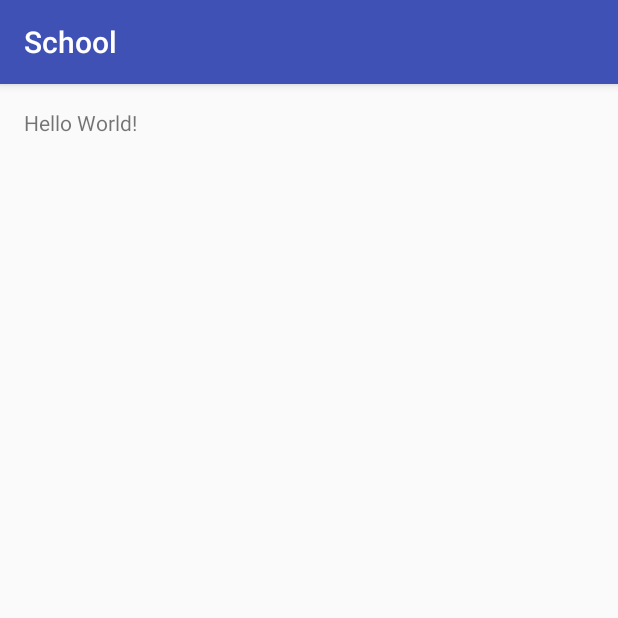
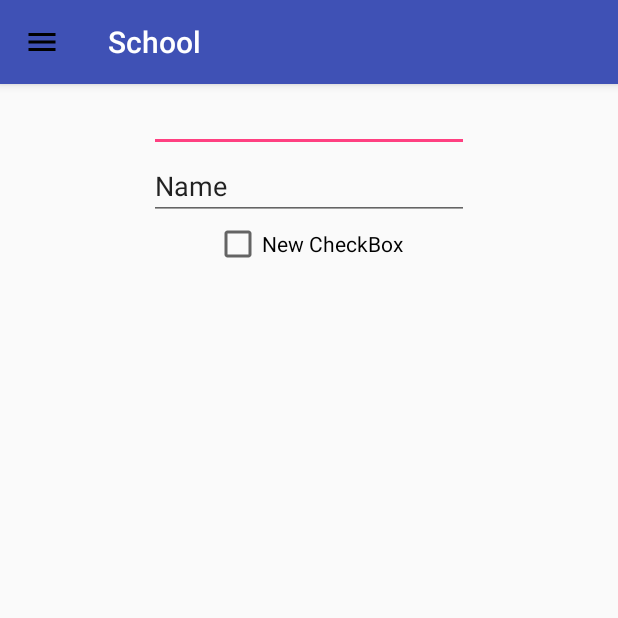
Before and after one commit to school-softdesign/School-softdesign, an Android app: the screen it shows after launch (MainActivity), on a phone screen of 412 x 824 dp, the top half of it. Run offline under Robolectric (Android 15) with nearby library versions, the phone set to English and light mode, and no system bars.

Commit message:
Добавлен логер

```diff
--- a/app/build.gradle
+++ b/app/build.gradle
@@ -23,4 +23,5 @@ dependencies {
     compile fileTree(dir: 'libs', include: ['*.jar'])
     testCompile 'junit:junit:4.12'
     compile 'com.android.support:appcompat-v7:23.1.1'
+    compile 'com.android.support:design:23.1.1'
 }
--- a/app/src/main/AndroidManifest.xml
+++ b/app/src/main/AndroidManifest.xml
@@ -8,7 +8,7 @@
         android:label="@string/app_name"
         android:supportsRtl="true"
         android:theme="@style/AppTheme">
-        <activity android:name=".MainActivity">
+        <activity android:name=".ui.activities.MainActivity">
             <intent-filter>
                 <action android:name="android.intent.action.MAIN" />
 
--- a/app/src/main/java/com/softdesign/school/MainActivity.java
+++ /dev/null
@@ -1,13 +0,0 @@
-package com.softdesign.school;
-
-import android.support.v7.app.AppCompatActivity;
-import android.os.Bundle;
-
-public class MainActivity extends AppCompatActivity {
-
-    @Override
-    protected void onCreate(Bundle savedInstanceState) {
-        super.onCreate(savedInstanceState);
-        setContentView(R.layout.activity_main);
-    }
-}
--- /dev/null
+++ b/app/src/main/java/com/softdesign/school/ui/activities/MainActivity.java
@@ -0,0 +1,125 @@
+package com.softdesign.school.ui.activities;
+
+import android.os.Bundle;
+import android.support.v7.app.ActionBar;
+import android.support.v7.app.AppCompatActivity;
+import android.support.v7.widget.Toolbar;
+import android.util.Log;
+import android.view.View;
+import android.widget.CheckBox;
+import android.widget.EditText;
+import android.widget.Toast;
+
+import com.softdesign.school.R;
+
+public class MainActivity extends AppCompatActivity implements View.OnClickListener {
+
+    private CheckBox mCheckBox;
+    private EditText mEditText;
+    private static final String VISABLE_KEY = "VISABLE";
+    private static final String COUNT_KEY = "COUNT";
+    private int mCount;
+    private Toolbar mToolbar;
+
+    @Override
+    protected void onCreate(Bundle savedInstanceState) {
+        super.onCreate(savedInstanceState);
+        setContentView(R.layout.activity_main);
+
+        Log.e("SCHOOL", "onCreate");
+        mCheckBox = (CheckBox) findViewById(R.id.checkBox);
+        mEditText = (EditText) findViewById(R.id.text_field_2);
+        mToolbar = (Toolbar) findViewById(R.id.toolbar);
+        mCheckBox.setOnClickListener(this);
+        setupToolbar();
+        Toast mToast;
+
+        if (savedInstanceState != null) {
+            int visibleState = savedInstanceState.getBoolean(VISABLE_KEY ) ? View.VISIBLE : View.INVISIBLE;
+            mCount = savedInstanceState.getInt(COUNT_KEY);
+            mCount++;
+            mEditText.setVisibility(visibleState);
+            mToast = Toast.makeText(this, "активити создано " + mCount + " раз", Toast.LENGTH_SHORT);
+        } else{
+            mToast = Toast.makeText(this, "активити создано впервые", Toast.LENGTH_SHORT);
+        }
+        mToast.show();
+    }
+
+    @Override
+    protected void onStart() {
+        super.onStart();
+        Log.e("SCHOOL", "onStart()");
+    }
+
+    @Override
+    protected void onResume() {
+        super.onResume();
+        Log.e("SCHOOL", "onResume()");
+    }
+
+    @Override
+    protected void onPause() {
+        super.onPause();
+        Log.e("SCHOOL", "onPause()");
+    }
+
+    @Override
+    protected void onStop() {
+        super.onStop();
+        Log.e("SCHOOL", "onStop()");
+    }
+
+    @Override
+    protected void onDestroy() {
+        super.onDestroy();
+        Log.e("SCHOOL", "onDestroy()");
+    }
+
+    @Override
+    protected void onRestart() {
+        super.onRestart();
+        Log.e("SCHOOL", "onRestart()");
+    }
+
+    @Override
+    protected void onRestoreInstanceState(Bundle savedInstanceState) {
+        super.onRestoreInstanceState(savedInstanceState);
+        Log.e("SCHOOL", "onRestoreInstanceState()");
+        Log.e("SCHOOL", String.valueOf(savedInstanceState.getBoolean(VISABLE_KEY)));
+        int visibleState = savedInstanceState.getBoolean(VISABLE_KEY ) ? View.VISIBLE : View.INVISIBLE;
+
+        mEditText.setVisibility(visibleState);
+    }
+
+    @Override
+    protected void onSaveInstanceState(Bundle outState) {
+        super.onSaveInstanceState(outState);
+        Log.e("SCHOOL", "onSaveInstanceState()");
+        outState.putBoolean(VISABLE_KEY, mEditText.getVisibility() == View.VISIBLE);
+        outState.putInt(COUNT_KEY, mCount);
+        Log.e("SCHOOL", String.valueOf(mEditText.getVisibility() == View.VISIBLE));
+    }
+
+    @Override
+    public void onClick(View view) {
+        int id = view.getId();
+        if (view.getId() == R.id.checkBox) {
+            if (mCheckBox.isChecked()) {
+                mEditText.setVisibility(View.INVISIBLE);
+            } else {
+                mEditText.setVisibility(View.VISIBLE);
+            }
+        }
+    }
+
+    private void setupToolbar() {
+        setSupportActionBar(mToolbar);
+        ActionBar actionBar = getSupportActionBar();
+        if (actionBar != null) {
+            actionBar.setHomeAsUpIndicator(R.drawable.ic_menu_24dp);
+            actionBar.setDisplayHomeAsUpEnabled(true);
+        }
+
+    }
+}
--- /dev/null
+++ b/app/src/main/res/drawable/ic_menu_24dp.xml
@@ -0,0 +1,9 @@
+<vector xmlns:android="http://schemas.android.com/apk/res/android"
+        android:width="24dp"
+        android:height="24dp"
+        android:viewportWidth="24.0"
+        android:viewportHeight="24.0">
+    <path
+        android:fillColor="#FF000000"
+        android:pathData="M3,18h18v-2H3v2zm0,-5h18v-2H3v2zm0,-7v2h18V6H3z"/>
+</vector>
--- a/app/src/main/res/layout/activity_main.xml
+++ b/app/src/main/res/layout/activity_main.xml
@@ -1,16 +1,27 @@
 <?xml version="1.0" encoding="utf-8"?>
-<RelativeLayout xmlns:android="http://schemas.android.com/apk/res/android"
+<android.support.design.widget.CoordinatorLayout xmlns:android="http://schemas.android.com/apk/res/android"
     xmlns:tools="http://schemas.android.com/tools"
     android:layout_width="match_parent"
-    android:layout_height="match_parent"
-    android:paddingBottom="@dimen/activity_vertical_margin"
-    android:paddingLeft="@dimen/activity_horizontal_margin"
-    android:paddingRight="@dimen/activity_horizontal_margin"
-    android:paddingTop="@dimen/activity_vertical_margin"
-    tools:context="com.softdesign.school.MainActivity">
+    android:layout_height="wrap_content"
+    android:fitsSystemWindows="true"
+    tools:context="com.softdesign.school.ui.activities.MainActivity">
 
-    <TextView
-        android:layout_width="wrap_content"
+    <android.support.design.widget.AppBarLayout
+        android:layout_width="match_parent"
         android:layout_height="wrap_content"
-        android:text="Hello World!" />
-</RelativeLayout>
+        android:theme="@style/AppTheme.AppBarOverlay">
+
+        <android.support.v7.widget.Toolbar
+            android:id="@+id/toolbar"
+            android:layout_width="match_parent"
+            android:layout_height="?attr/actionBarSize"
+            android:background="?attr/colorPrimary"
+            android:elevation="@dimen/elevation_hight" />
+
+    </android.support.design.widget.AppBarLayout>
+
+    <include
+        layout="@layout/main_content"/>
+
+
+</android.support.design.widget.CoordinatorLayout>
--- /dev/null
+++ b/app/src/main/res/layout/main_content.xml
@@ -0,0 +1,38 @@
+<?xml version="1.0" encoding="utf-8"?>
+<LinearLayout xmlns:android="http://schemas.android.com/apk/res/android"
+    android:layout_width="match_parent"
+    android:layout_height="match_parent"
+    android:orientation="vertical"
+    android:paddingBottom="@dimen/activity_vertical_margin"
+    android:paddingLeft="@dimen/activity_horizontal_margin"
+    android:paddingRight="@dimen/activity_horizontal_margin"
+    android:paddingTop="?android:actionBarSize">
+
+
+    <EditText
+        android:id="@+id/text_field_1"
+        android:layout_width="wrap_content"
+        android:layout_height="wrap_content"
+        android:layout_gravity="center_horizontal"
+        android:ems="10"
+        android:inputType="textEmailAddress" />
+
+    <EditText
+        android:id="@+id/text_field_2"
+        android:layout_width="wrap_content"
+        android:layout_height="wrap_content"
+        android:layout_gravity="top|center_horizontal"
+        android:ems="10"
+        android:inputType="textPersonName"
+        android:text="Name"
+        android:visibility="visible" />
+
+    <CheckBox
+        android:id="@+id/checkBox"
+        android:layout_width="wrap_content"
+        android:layout_height="wrap_content"
+        android:layout_gravity="center_horizontal"
+        android:text="New CheckBox" />
+
+
+</LinearLayout>
--- a/app/src/main/res/values/dimens.xml
+++ b/app/src/main/res/values/dimens.xml
@@ -2,4 +2,11 @@
     <!-- Default screen margins, per the Android Design guidelines. -->
     <dimen name="activity_horizontal_margin">16dp</dimen>
     <dimen name="activity_vertical_margin">16dp</dimen>
+
+    <!-- Elevation-->
+    <dimen name="elevation_hight">16dp</dimen>
+    <!-- Default screen margins, per the Android Design guidelines. -->
+    <dimen name="nav_header_vertical_spacing">16dp</dimen>
+    <dimen name="nav_header_height">160dp</dimen>
+    <dimen name="fab_margin">16dp</dimen>
 </resources>
--- a/app/src/main/res/values/strings.xml
+++ b/app/src/main/res/values/strings.xml
@@ -1,3 +1,9 @@
 <resources>
     <string name="app_name">School</string>
+    <string name="title_activity_main2">Main2Activity</string>
+
+    <string name="navigation_drawer_open">Open navigation drawer</string>
+    <string name="navigation_drawer_close">Close navigation drawer</string>
+
+    <string name="action_settings">Settings</string>
 </resources>
--- a/app/src/main/res/values/styles.xml
+++ b/app/src/main/res/values/styles.xml
@@ -1,11 +1,22 @@
 <resources>
 
     <!-- Base application theme. -->
-    <style name="AppTheme" parent="Theme.AppCompat.Light.DarkActionBar">
+    <style name="AppTheme" parent="Theme.AppCompat.Light.NoActionBar">
         <!-- Customize your theme here. -->
         <item name="colorPrimary">@color/colorPrimary</item>
         <item name="colorPrimaryDark">@color/colorPrimaryDark</item>
         <item name="colorAccent">@color/colorAccent</item>
+        <item name="windowNoTitle">true</item>
+
     </style>
 
+    <style name="AppTheme.NoActionBar">
+        <item name="windowActionBar">false</item>
+        <item name="windowNoTitle">true</item>
+    </style>
+
+    <style name="AppTheme.AppBarOverlay" parent="ThemeOverlay.AppCompat.Dark.ActionBar" />
+
+    <style name="AppTheme.PopupOverlay" parent="ThemeOverlay.AppCompat.Light" />
+
 </resources>
```
Also changed, not shown: app/src/main/res/values-v21/styles.xml (added, +8 -0 lines).
